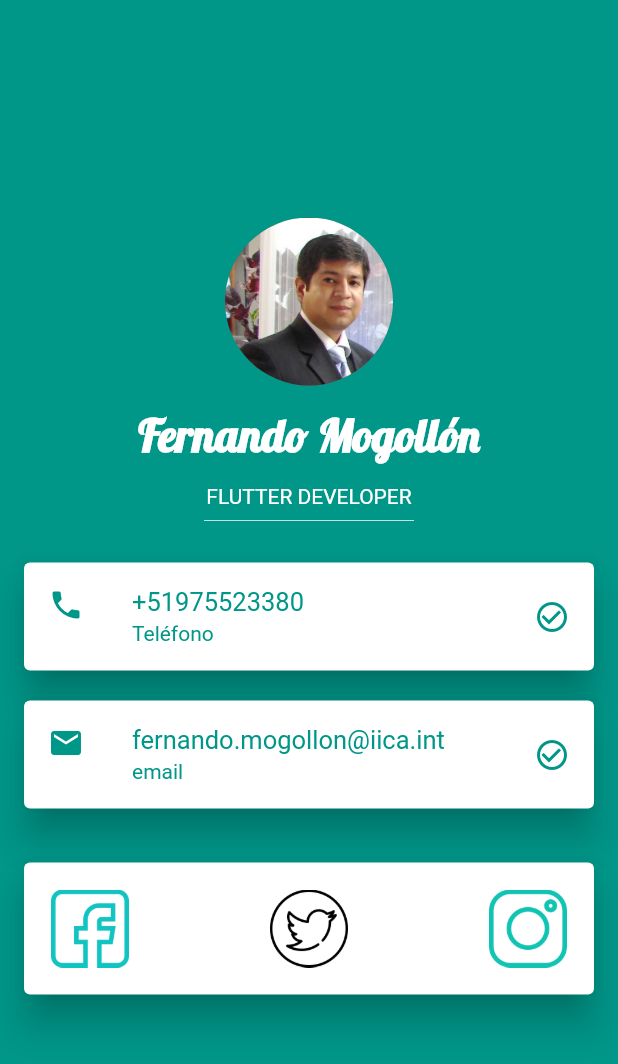
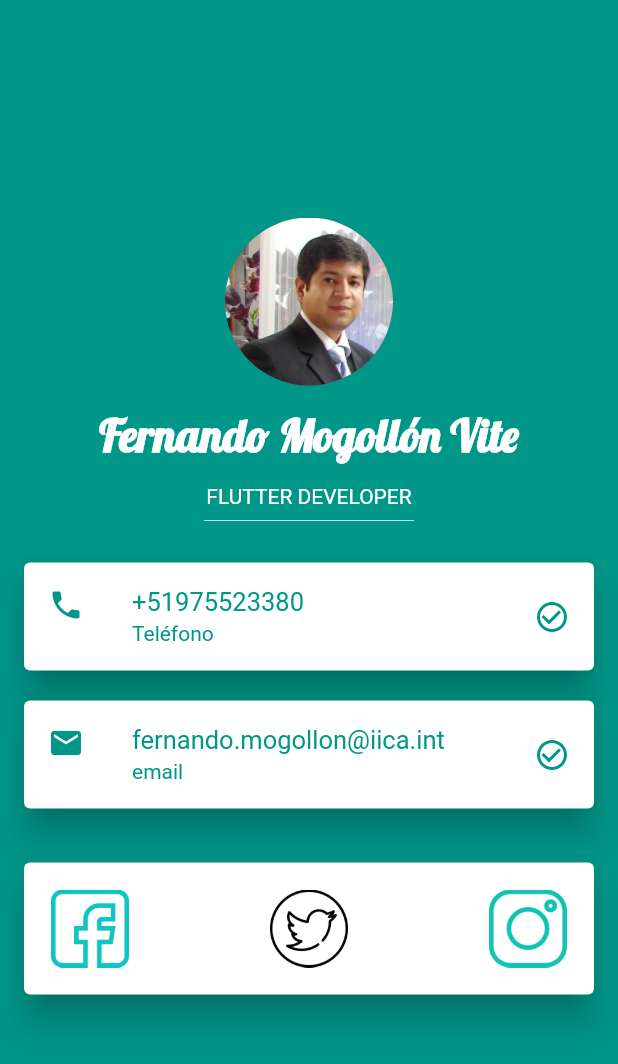
Before and after one commit to fernandomgv/flutter_codigo5_my_card, a Flutter app: the screen it shows after launch, on a phone screen of 412 x 824 dp. Shown: the top 1064 px of the screen. Run offline on Flutter 3.47's test engine with Material 2 defaults, Android fonts, the phone set to English and light mode, and no system bars.

Commit message:
Cambio de nombre

```diff
--- a/lib/main.dart
+++ b/lib/main.dart
@@ -24,7 +24,7 @@ class MandarinaApp extends StatelessWidget {
                 height: 14.0,
               ),
               Text(
-                "Fernando Mogollón",
+                "Fernando Mogollón Vite",
                 style: TextStyle(
                   fontSize: 30.0,
                   fontWeight: FontWeight.bold,
```
